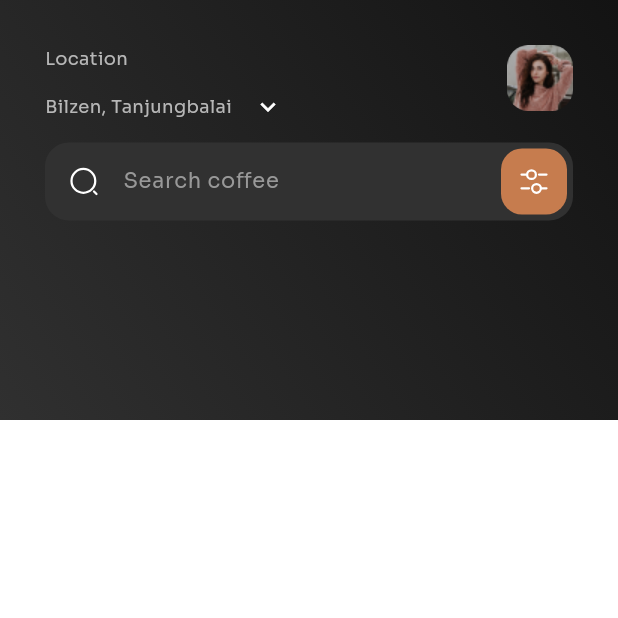
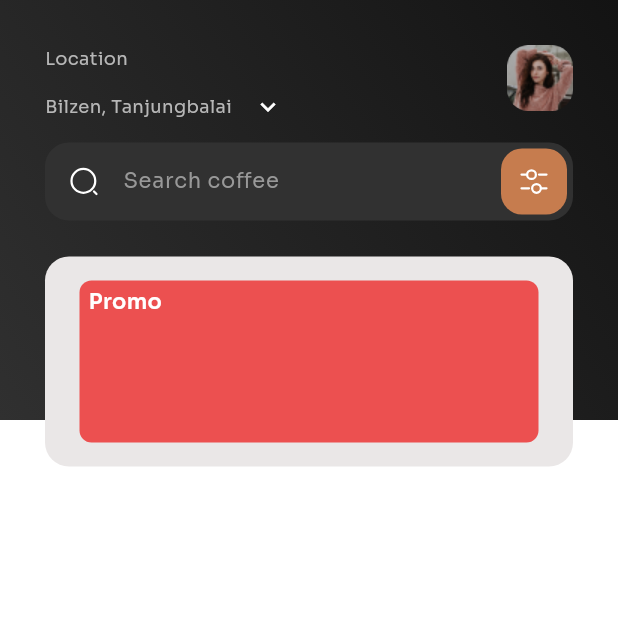
Before and after one commit to onaya7/Coffie, a Flutter app: the HomeScreen screen opened by its route, on a phone screen of 412 x 824 dp, the top half of it. Run offline on Flutter 3.47's test engine with Material 3 defaults, Android fonts, the light colour scheme and no system bars; our stand-ins replace flutter_svg.

Commit message:
Refactor code to improve performance and readability

```diff
--- a/lib/pages/home_screen.dart
+++ b/lib/pages/home_screen.dart
@@ -10,7 +10,9 @@ class HomeScreen extends StatelessWidget {
     // var h = MediaQuery.of(context).size.height;
     return Scaffold(
         backgroundColor: const Color.fromRGBO(255, 255, 255, 1),
-      body: Container(
+        body: Stack(
+          children: <Widget>[
+            Container(
               height: 280,
               width: w,
               decoration: const BoxDecoration(
@@ -19,7 +21,8 @@ class HomeScreen extends StatelessWidget {
                 end: Alignment.bottomLeft,
                 colors: [Color(0xff131313), Color(0xff303030)],
               )),
-        child: Padding(
+            ),
+            Padding(
               padding: const EdgeInsets.all(30.0),
               child: SafeArea(
                 child: Column(
@@ -82,11 +85,14 @@ class HomeScreen extends StatelessWidget {
                         color: const Color.fromRGBO(49, 49, 49, 1),
                       ),
                       child: SearchBar(
-                    backgroundColor: MaterialStateProperty.all(Colors.transparent),
-                    padding: MaterialStateProperty.all(const EdgeInsets.only(
+                        backgroundColor:
+                            MaterialStateProperty.all(Colors.transparent),
+                        padding: MaterialStateProperty.all(
+                            const EdgeInsets.only(
                                 left: 16.0, top: 4.0, right: 4.0, bottom: 4.0)),
                         elevation: MaterialStateProperty.all(0.0),
-                    leading: SvgPicture.asset('assets/images/search-icon.svg'),
+                        leading:
+                            SvgPicture.asset('assets/images/search-icon.svg'),
                         hintText: "Search coffee",
                         textStyle: MaterialStateProperty.all(const TextStyle(
                             color: Color.fromRGBO(152, 152, 152, 1),
@@ -114,12 +120,43 @@ class HomeScreen extends StatelessWidget {
                           ),
                         ],
                       ),
-                )
-              ],
+                    ),
+
+                    const SizedBox(
+                      height: 24,
+                    ),
+
+                    Container(
+                      width: w,
+                      height: 140,
+                      decoration: BoxDecoration(
+                          color: const Color(0xFFEAE7E7),
+                          borderRadius: BorderRadius.circular(16)),
+                      child: Padding(
+                        padding: const EdgeInsets.symmetric(
+                            horizontal: 23, vertical: 16),
+                        child: Container(
+                          padding: const EdgeInsets.symmetric(
+                              horizontal: 6, vertical: 4),
+                          decoration: BoxDecoration(
+                              color: const Color(0xFFEC5050),
+                              borderRadius: BorderRadius.circular(8)),
+                          // Promo
+                          child: const Text(
+                            "Promo",
+                            style: TextStyle(
+                                color: Colors.white,
+                                fontSize: 14,
+                                fontWeight: FontWeight.w600),
                           ),
                         ),
                       ),
                     ),
-    );
+                  ],
+                ),
+              ),
+            )
+          ],
+        ));
   }
 }
```
Lines whose indentation alone changed are shown as unchanged.
